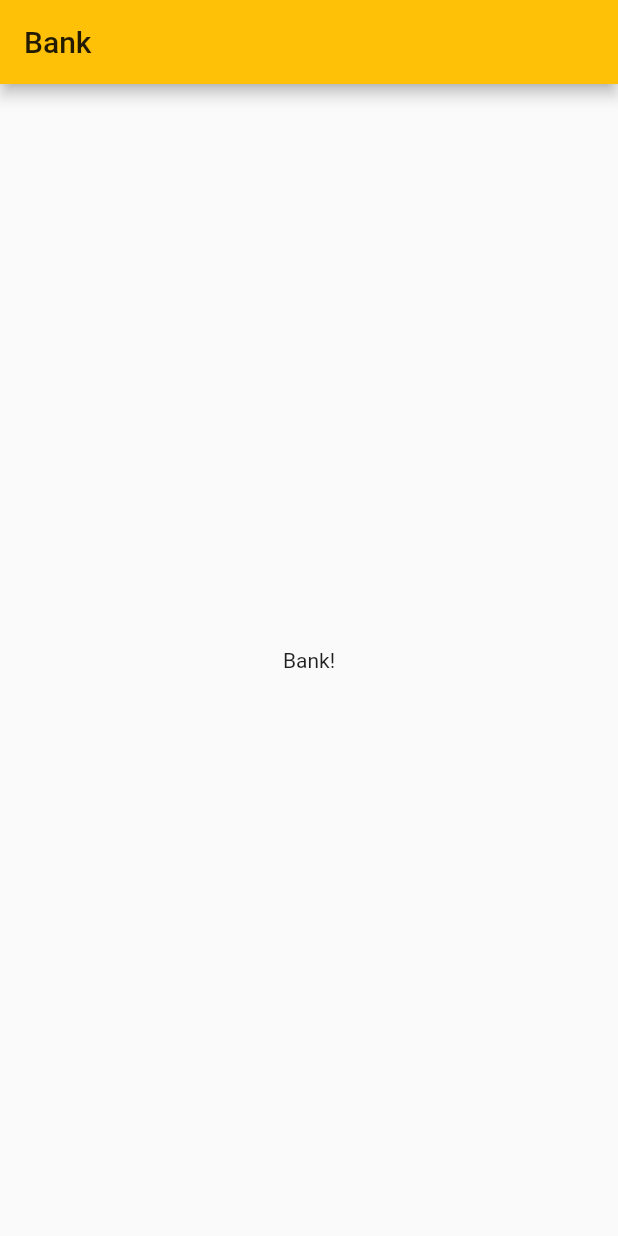
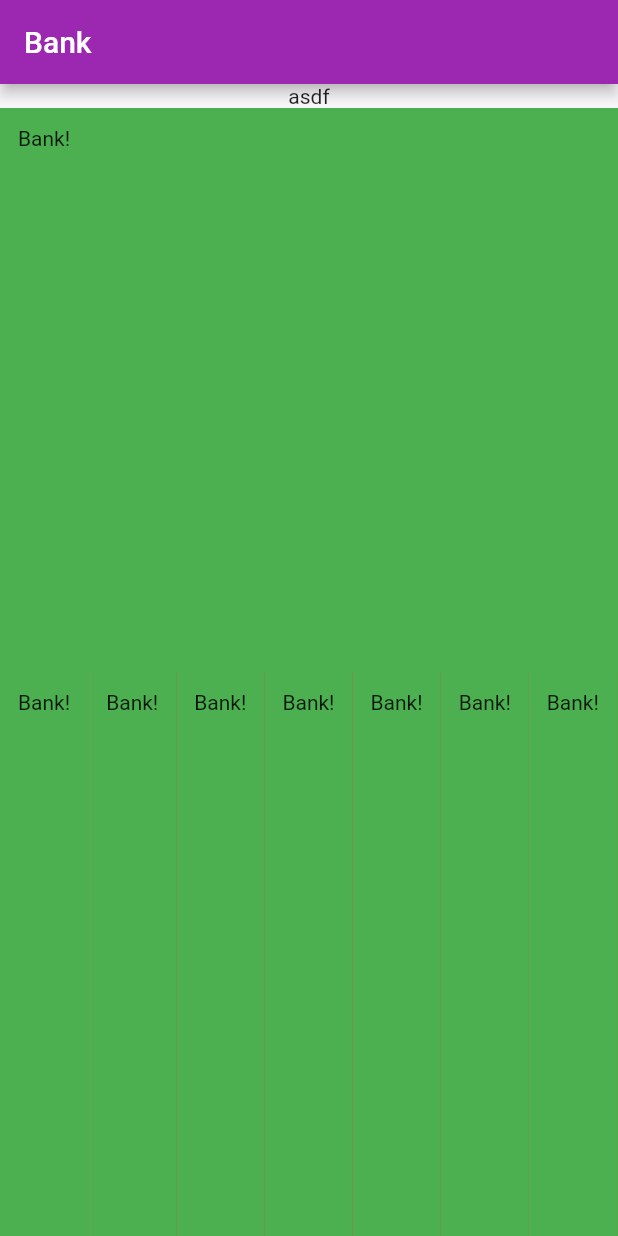
Before and after one commit to murielsilveira/titan, a Flutter app: the screen it shows after launch, on a phone screen of 412 x 824 dp. Run offline on Flutter 3.47's test engine with Material 2 defaults, Android fonts, the phone set to English and light mode, and no system bars.

Commit message:
WIP: two rows sliding

```diff
--- a/lib/app.dart
+++ b/lib/app.dart
@@ -9,7 +9,7 @@ class App extends StatelessWidget {
     return MaterialApp(
       title: 'Flutter Demo',
       theme: ThemeData(
-        primarySwatch: Colors.amber,
+        primarySwatch: Colors.purple,
       ),
       routes: {
         '/': (context) => BankHome(),
--- a/lib/bank/BankHome.dart
+++ b/lib/bank/BankHome.dart
@@ -1,5 +1,3 @@
-import 'dart:ui' show lerpDouble;
-
 import 'package:flutter/material.dart';
 
 class BankHome extends StatefulWidget {
@@ -24,7 +22,7 @@ class _BankHomeState extends State<BankHome> with TickerProviderStateMixin {
     );
     animation = CurvedAnimation(parent: controller, curve: Curves.elasticOut);
     position = Tween<Offset>(
-      begin: const Offset(2.0, 0.0),
+      begin: const Offset(3.0, 0.0),
       end: const Offset(0.0, 0.0),
     ).animate(animation);
 
@@ -46,11 +44,50 @@ class _BankHomeState extends State<BankHome> with TickerProviderStateMixin {
       body: Column(children: [
         Expanded(
           child: SafeArea(
-            child: Center(
-              child: SlideTransition(
-                position: position,
-                child: Text('Bank!'),
-              ),
+            child: Column(
+              children: <Widget>[
+                Text('asdf'),
+                Expanded(
+                  child: SlideTransition(
+                    position: position,
+                    child: Container(
+                      color: Colors.red,
+                      child: PageView.builder(
+                          scrollDirection: Axis.horizontal,
+                          itemCount: 30,
+                          itemBuilder: (context, index) {
+                            return Container(
+                              color: Colors.green,
+                              child: Padding(
+                                padding: const EdgeInsets.all(12.0),
+                                child: Text('Bank!'),
+                              ),
+                            );
+                          }),
+                    ),
+                  ),
+                ),
+                Expanded(
+                  child: SlideTransition(
+                    position: position,
+                    child: Container(
+                      color: Colors.red,
+                      child: ListView.builder(
+                          scrollDirection: Axis.horizontal,
+                          itemCount: 30,
+                          itemBuilder: (context, index) {
+                            return Container(
+                              color: Colors.green,
+                              child: Padding(
+                                padding: const EdgeInsets.all(12.0),
+                                child: Text('Bank!'),
+                              ),
+                            );
+                          }),
+                    ),
+                  ),
+                ),
+              ],
             ),
           ),
         ),
```
